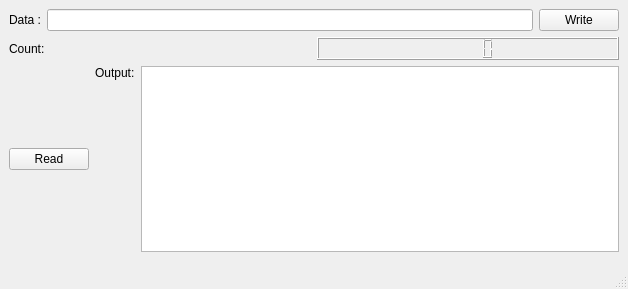
daltonfury42/RFID_Writer, file simpleWriter.ui: the form before one commit.
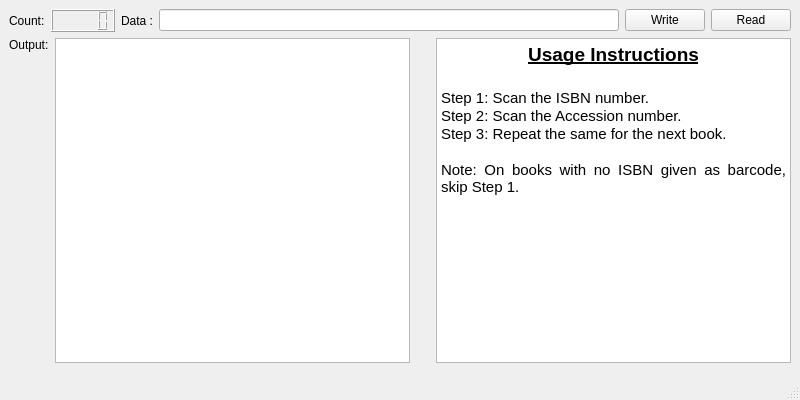
The form after the commit.

Commit message: UI change commit before hoing home

```diff
--- a/simpleWriter.ui
+++ b/simpleWriter.ui
@@ -6,36 +6,27 @@
    <rect>
     <x>0</x>
     <y>0</y>
-    <width>628</width>
-    <height>289</height>
+    <width>800</width>
+    <height>400</height>
    </rect>
   </property>
+  <property name="sizePolicy">
+   <sizepolicy hsizetype="Minimum" vsizetype="Minimum">
+    <horstretch>0</horstretch>
+    <verstretch>0</verstretch>
+   </sizepolicy>
+  </property>
+  <property name="minimumSize">
+   <size>
+    <width>800</width>
+    <height>400</height>
+   </size>
+  </property>
   <property name="windowTitle">
    <string>RFID Writer</string>
   </property>
   <widget class="QWidget" name="centralwidget">
    <layout class="QVBoxLayout" name="verticalLayout">
-    <item>
-     <layout class="QHBoxLayout" name="horizontalLayout">
-      <item>
-       <widget class="QLabel" name="label">
-        <property name="text">
-         <string>Data :</string>
-        </property>
-       </widget>
-      </item>
-      <item>
-       <widget class="QLineEdit" name="lineEdit"/>
-      </item>
-      <item>
-       <widget class="QPushButton" name="pushButton">
-        <property name="text">
-         <string>Write</string>
-        </property>
-       </widget>
-      </item>
-     </layout>
-    </item>
     <item>
      <layout class="QHBoxLayout" name="horizontalLayout_2">
       <item>
@@ -48,10 +39,27 @@
       <item>
        <widget class="QLCDNumber" name="lcdNumber"/>
       </item>
-     </layout>
-    </item>
-    <item>
-     <layout class="QHBoxLayout" name="horizontalLayout_3">
+      <item>
+       <layout class="QHBoxLayout" name="horizontalLayout">
+        <item>
+         <widget class="QLabel" name="label">
+          <property name="text">
+           <string>Data :</string>
+          </property>
+         </widget>
+        </item>
+        <item>
+         <widget class="QLineEdit" name="lineEdit"/>
+        </item>
+        <item>
+         <widget class="QPushButton" name="pushButton">
+          <property name="text">
+           <string>Write</string>
+          </property>
+         </widget>
+        </item>
+       </layout>
+      </item>
       <item>
        <widget class="QPushButton" name="readButton">
         <property name="text">
@@ -59,6 +67,10 @@
         </property>
        </widget>
       </item>
+     </layout>
+    </item>
+    <item>
+     <layout class="QHBoxLayout" name="horizontalLayout_3">
       <item>
        <widget class="QLabel" name="label_3">
         <property name="text">
@@ -80,6 +92,37 @@
         </property>
        </widget>
       </item>
+      <item>
+       <spacer name="verticalSpacer">
+        <property name="orientation">
+         <enum>Qt::Vertical</enum>
+        </property>
+        <property name="sizeHint" stdset="0">
+         <size>
+          <width>20</width>
+          <height>40</height>
+         </size>
+        </property>
+       </spacer>
+      </item>
+      <item>
+       <widget class="QTextBrowser" name="textBrowser_2">
+        <property name="html">
+         <string>&lt;!DOCTYPE HTML PUBLIC &quot;-//W3C//DTD HTML 4.0//EN&quot; &quot;http://www.w3.org/TR/REC-html40/strict.dtd&quot;&gt;
+&lt;html&gt;&lt;head&gt;&lt;meta name=&quot;qrichtext&quot; content=&quot;1&quot; /&gt;&lt;style type=&quot;text/css&quot;&gt;
+p, li { white-space: pre-wrap; }
+&lt;/style&gt;&lt;/head&gt;&lt;body style=&quot; font-family:'Cantarell'; font-size:11pt; font-weight:400; font-style:normal;&quot;&gt;
+&lt;p align=&quot;center&quot; style=&quot; margin-top:0px; margin-bottom:0px; margin-left:0px; margin-right:0px; -qt-block-indent:0; text-indent:0px;&quot;&gt;&lt;span style=&quot; font-size:14pt; font-weight:600; text-decoration: underline;&quot;&gt;Usage Instructions&lt;/span&gt;&lt;/p&gt;
+&lt;p align=&quot;center&quot; style=&quot;-qt-paragraph-type:empty; margin-top:0px; margin-bottom:0px; margin-left:0px; margin-right:0px; -qt-block-indent:0; text-indent:0px; font-size:14pt; font-weight:600; text-decoration: underline;&quot;&gt;&lt;br /&gt;&lt;/p&gt;
+&lt;p align=&quot;justify&quot; style=&quot; margin-top:0px; margin-bottom:0px; margin-left:0px; margin-right:0px; -qt-block-indent:0; text-indent:0px;&quot;&gt;Step 1: Scan the ISBN number.&lt;/p&gt;
+&lt;p align=&quot;justify&quot; style=&quot; margin-top:0px; margin-bottom:0px; margin-left:0px; margin-right:0px; -qt-block-indent:0; text-indent:0px;&quot;&gt;Step 2: Scan the Accession number.&lt;/p&gt;
+&lt;p align=&quot;justify&quot; style=&quot; margin-top:0px; margin-bottom:0px; margin-left:0px; margin-right:0px; -qt-block-indent:0; text-indent:0px;&quot;&gt;Step 3: Repeat the same for the next book.&lt;/p&gt;
+&lt;p align=&quot;justify&quot; style=&quot;-qt-paragraph-type:empty; margin-top:0px; margin-bottom:0px; margin-left:0px; margin-right:0px; -qt-block-indent:0; text-indent:0px;&quot;&gt;&lt;br /&gt;&lt;/p&gt;
+&lt;p align=&quot;justify&quot; style=&quot; margin-top:0px; margin-bottom:0px; margin-left:0px; margin-right:0px; -qt-block-indent:0; text-indent:0px;&quot;&gt;Note: On books with no ISBN given as barcode, skip Step 1.&lt;/p&gt;
+&lt;p align=&quot;justify&quot; style=&quot;-qt-paragraph-type:empty; margin-top:0px; margin-bottom:0px; margin-left:0px; margin-right:0px; -qt-block-indent:0; text-indent:0px;&quot;&gt;&lt;br /&gt;&lt;/p&gt;&lt;/body&gt;&lt;/html&gt;</string>
+        </property>
+       </widget>
+      </item>
      </layout>
     </item>
     <item>
```
The commit also changes 3 other files.
